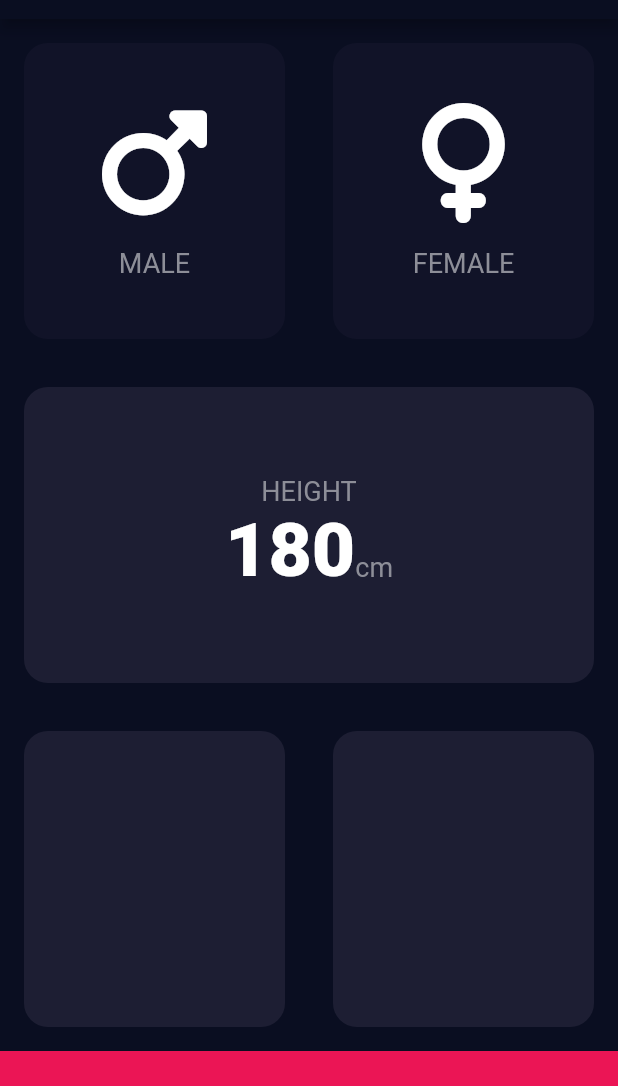
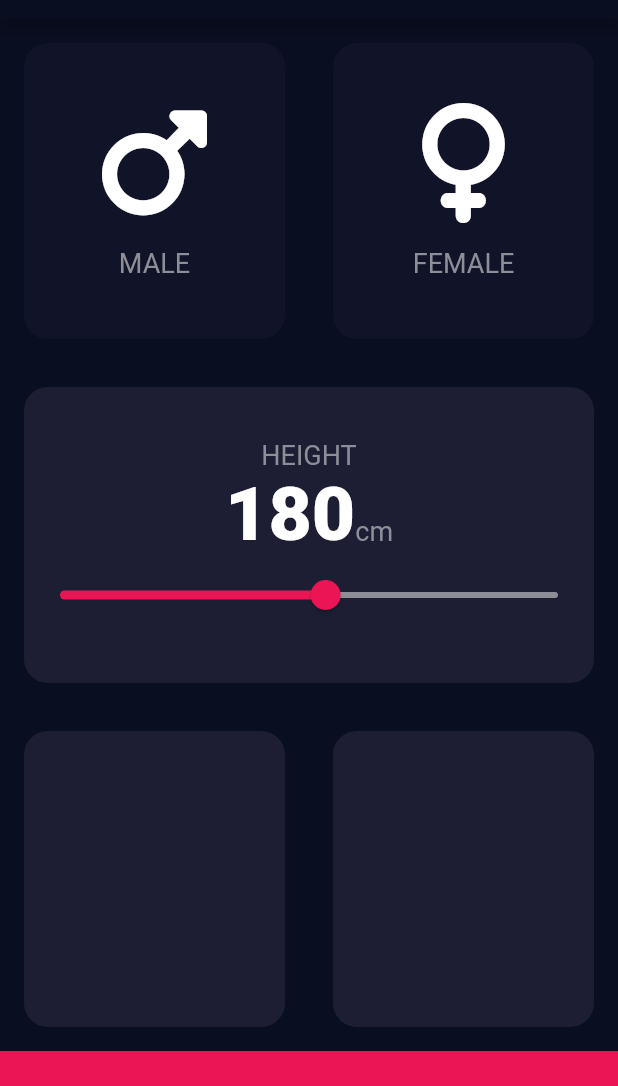
Before and after one commit to FadyFawzyOfficial/bmi-calculator, a Flutter app: the screen it shows after launch, on a phone screen of 412 x 824 dp, the part 65-1151 px from its top. Run offline on Flutter 3.47's test engine with Material 2 defaults, Android fonts, the phone set to English and light mode, and no system bars; our stand-ins replace font_awesome_flutter.

```diff
--- a/lib/constants.dart
+++ b/lib/constants.dart
@@ -7,11 +7,12 @@ const kBottomContainerHeight = 80.0;
 // Colors
 const kActiveCardColor = Color(0xFF1D1E33);
 const kInactiveCardColor = Color(0xFF111328);
-const kBottomContainerColor = Color(0xFFEB1555);
+const kFuchsiaColor = Color(0xFFEB1555);
+const kLightGrey = Color(0xFF8D8E98);
 
 // Styles
 const kLabelTextStyle = TextStyle(
-  color: Color(0xFF8D8E98),
+  color: kLightGrey,
   fontSize: 18,
 );
 
--- a/lib/input_screen.dart
+++ b/lib/input_screen.dart
@@ -18,6 +18,7 @@ class InputScreen extends StatefulWidget {
 }
 
 class InputScreenState extends State<InputScreen> {
+  int height = 180;
   Gender? selectedGender;
 
   @override
@@ -65,17 +66,25 @@ class InputScreenState extends State<InputScreen> {
                   mainAxisAlignment: MainAxisAlignment.center,
                   crossAxisAlignment: CrossAxisAlignment.baseline,
                   textBaseline: TextBaseline.alphabetic,
-                  children: const [
+                  children: [
                     Text(
-                      '180',
+                      '$height',
                       style: kNumberTextStyle,
                     ),
-                    Text(
+                    const Text(
                       'cm',
                       style: kLabelTextStyle,
                     ),
                   ],
                 ),
+                Slider(
+                  value: height.toDouble(),
+                  min: 100,
+                  max: 250,
+                  activeColor: kFuchsiaColor,
+                  inactiveColor: kLightGrey,
+                  onChanged: (value) => setState(() => height = value.round()),
+                )
               ],
             ),
           ),
@@ -90,7 +99,7 @@ class InputScreenState extends State<InputScreen> {
           Container(
             width: double.infinity,
             height: kBottomContainerHeight,
-            color: kBottomContainerColor,
+            color: kFuchsiaColor,
           ),
         ],
       ),
```
